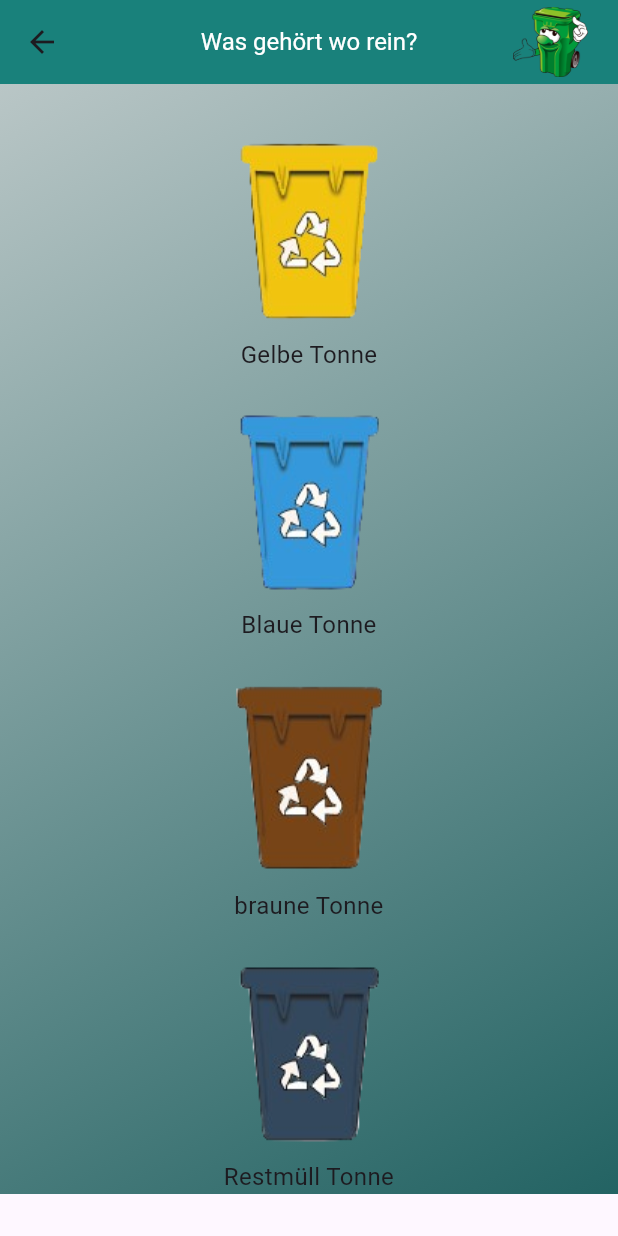
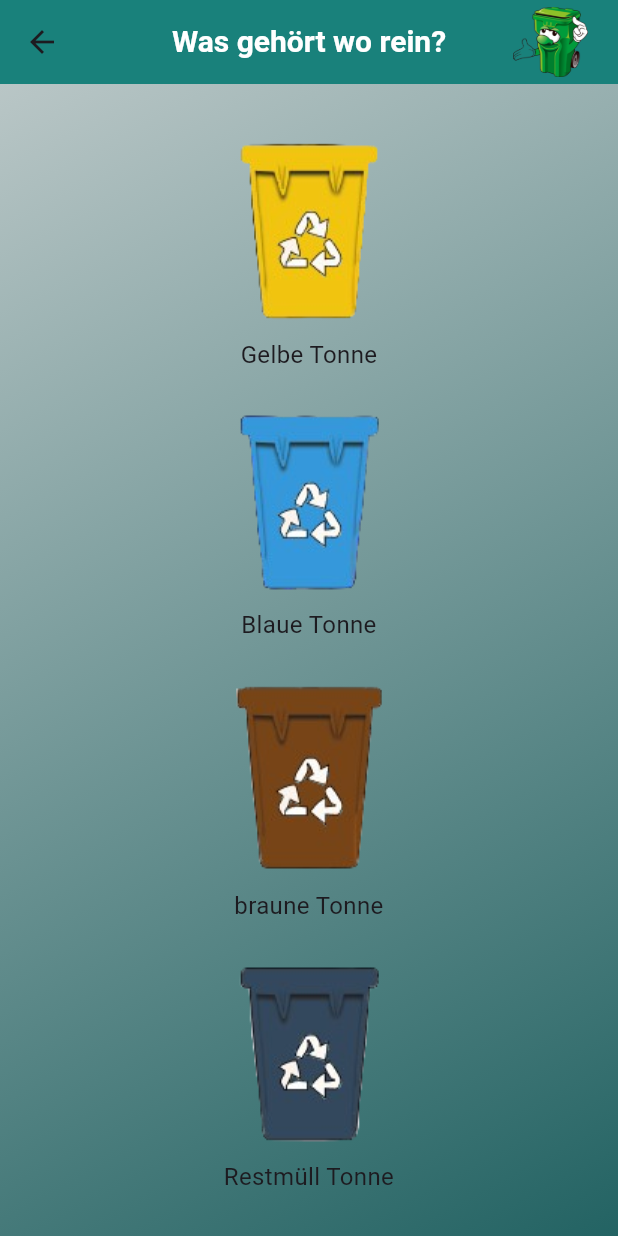
Before and after one commit to AkademieDirk/mamv2, a Flutter app: the Muelltrennung screen opened directly, on a phone screen of 412 x 824 dp. Run offline on Flutter 3.47's test engine with Material 3 defaults, Android fonts, the light colour scheme and no system bars; our stand-ins replace csv, firebase_auth, firebase_core, flutter_social_button, font_awesome_flutter, shared_preferences; accounts and stored records are empty; generated files the repository leaves out were written again; Roboto replaces fonts that are missing (Urbanist).

Commit message:
Theme Sizes and Colors fixed

```diff
--- a/lib/config/themes/themes.dart
+++ b/lib/config/themes/themes.dart
@@ -8,16 +8,11 @@ ThemeData mamTheme = ThemeData(
         bodySmall: TextStyle(fontSize: smallTextSize),
         bodyMedium: TextStyle(fontSize: mediumTextSize),
         bodyLarge: TextStyle(fontSize: bigTextSize),
-        displaySmall: TextStyle(
-          fontSize: 16,
-        ),
+        displaySmall: TextStyle(fontSize: 16),
         displayMedium: TextStyle(fontSize: 20),
-        headlineSmall:
-            TextStyle(fontSize: smallTextSize, fontWeight: FontWeight.bold),
-        headlineMedium:
-            TextStyle(fontSize: mediumTextSize, fontWeight: FontWeight.bold),
-        headlineLarge:
-            TextStyle(fontSize: bigTextSize, fontWeight: FontWeight.w500)));
+        headlineSmall: TextStyle(fontSize: 20, fontWeight: FontWeight.bold),
+        headlineMedium: TextStyle(fontSize: 24, fontWeight: FontWeight.bold),
+        headlineLarge: TextStyle(fontSize: 28, fontWeight: FontWeight.w500)));
 
 Icon closebutton = const Icon(Icons.close_rounded);
 const verticalSmallSpacing = SizedBox(
--- a/lib/features/Muelltrennung/Screens/waste_separation_screen.dart
+++ b/lib/features/Muelltrennung/Screens/waste_separation_screen.dart
@@ -22,8 +22,7 @@ class Muelltrennung extends StatelessWidget {
               "assets/images/TrashCanColor/Tonne_gruen_comic.png",
           textcolor: Colors.white,
         ),
-        body: SingleChildScrollView(
-          child: Container(
+        body: Container(
             width: double.infinity,
             decoration: background,
             child: Column(children: [
@@ -79,7 +78,6 @@ class Muelltrennung extends StatelessWidget {
                   text: "Restmüll Tonne",
                 ),
               ),
-              ])),
-        ));
+            ])));
   }
 }
--- a/lib/shared/basic_app_bar.dart
+++ b/lib/shared/basic_app_bar.dart
@@ -20,7 +20,7 @@ class BasicAppBar extends StatelessWidget implements PreferredSizeWidget {
       title: Text(title!,
           style: Theme.of(context)
               .textTheme
-              .displaySmall
+              .headlineSmall
               ?.copyWith(color: textcolor)),
 
       backgroundColor: appbarcolor,
```
Also changed, not shown: lib/features/News/shared/news_container.dart (+15 -4 lines). Lines whose indentation alone changed are shown as unchanged.
